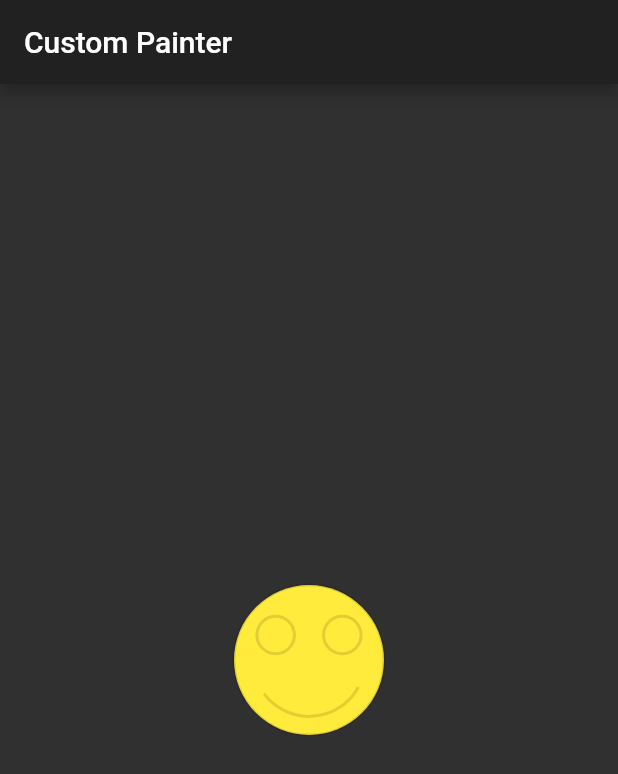
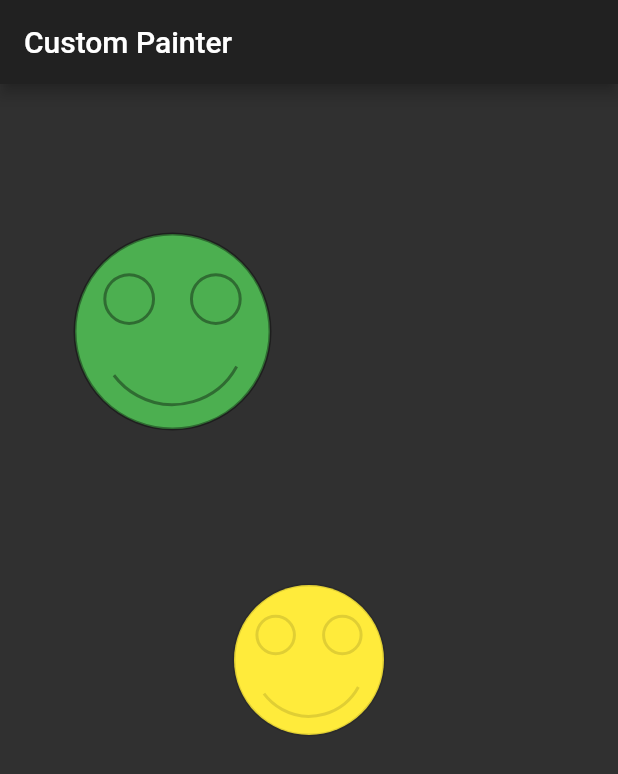
Before and after one commit to ocalvet/flutter_custom_painter, a Flutter app: the screen it shows after launch, on a phone screen of 412 x 824 dp. Shown: the top 774 px of the screen. Run offline on Flutter 3.47's test engine with Material 2 defaults, Android fonts, the phone set to English and light mode, and no system bars.

```diff
--- a/lib/home_page.dart
+++ b/lib/home_page.dart
@@ -19,6 +19,13 @@ class HomePage extends StatelessWidget {
               strokeColor: Colors.black12,
             ),
           ),
+          Positioned(
+            top:100,
+            left: 50,
+            child: HappyFace(
+              size: 130,
+            ),
+          ),
         ],
       ),
     );
```
